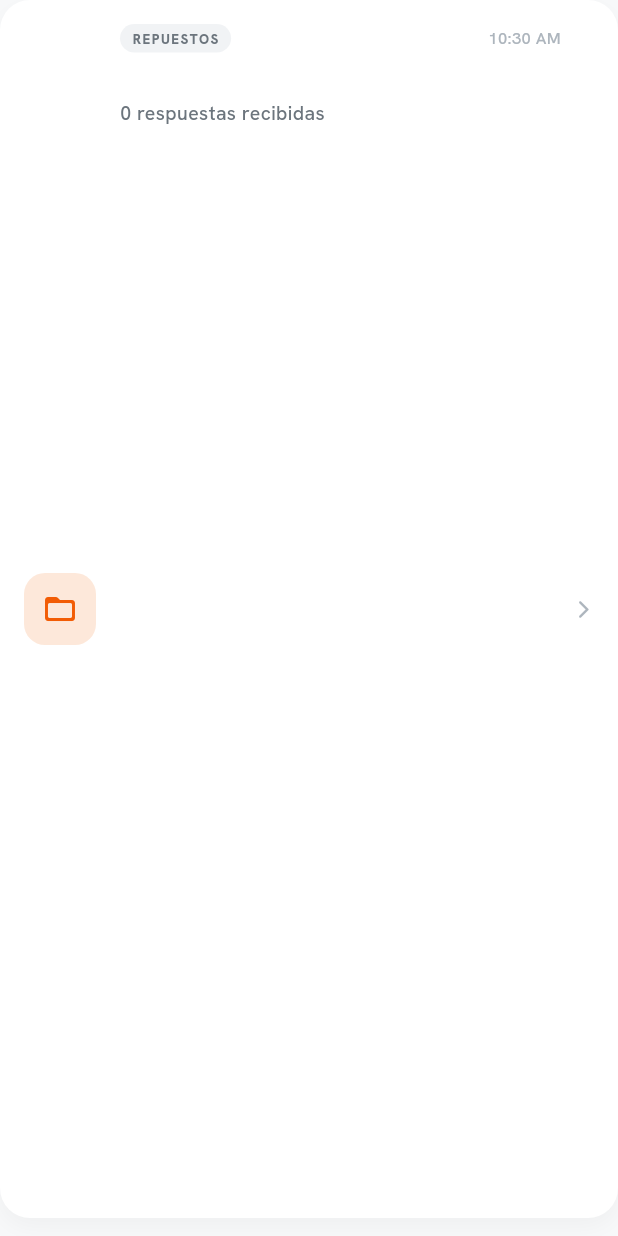
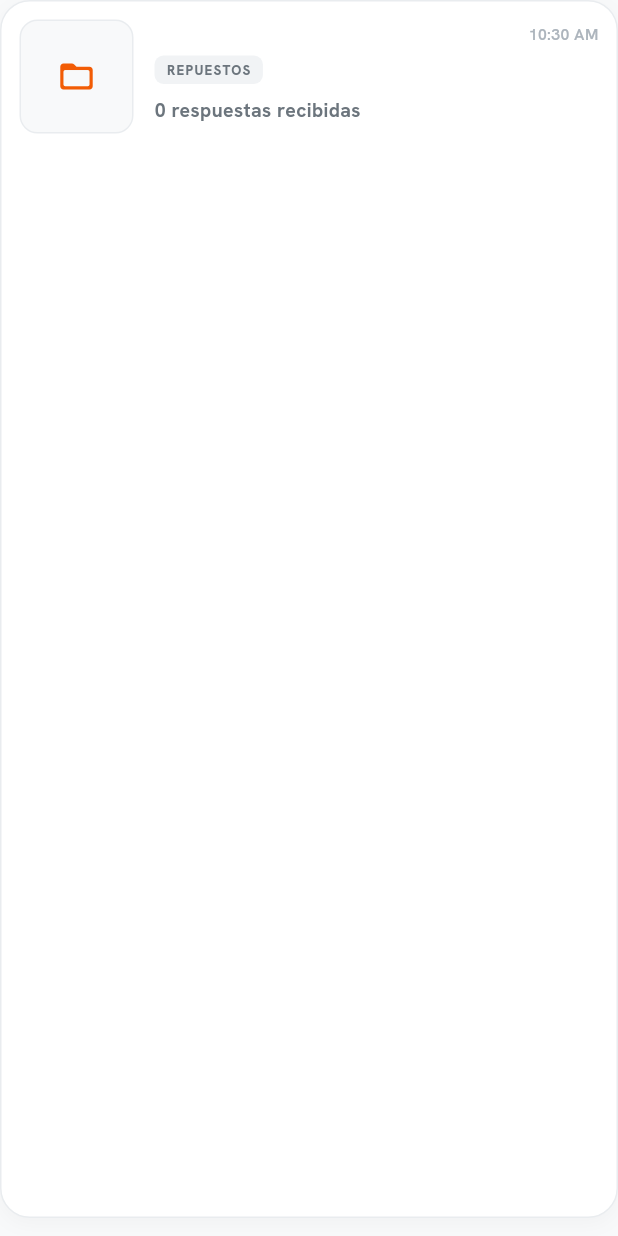
Before and after one commit to GuIAHN/mobile, a Flutter app: the ChatThreadCard widget shown alone on an empty page, opened directly with empty values, on a phone screen of 412 x 824 dp. Run offline on Flutter 3.47's test engine with Material 3 defaults, Android fonts, the light colour scheme and no system bars; our stand-ins replace dartz, dio, equatable, flutter_riverpod, flutter_secure_storage, go_router and 1 more; accounts and stored records are empty; network calls fail.

Commit message:
feat: redesign chat thread card UI and configure CocoaPods for iOS/macOS integration

```diff
--- a/lib/features/chat/presentation/widgets/chat_thread_card.dart
+++ b/lib/features/chat/presentation/widgets/chat_thread_card.dart
@@ -39,122 +39,125 @@ class _ChatThreadCardState extends State<ChatThreadCard> {
         duration: const Duration(milliseconds: 100),
         child: Container(
           margin: const EdgeInsets.only(bottom: 12),
-          padding: const EdgeInsets.all(16),
+          padding: const EdgeInsets.all(12),
           decoration: BoxDecoration(
             color: Colors.white,
             borderRadius: BorderRadius.circular(20),
+            border: Border.all(color: AppColors.border),
             boxShadow: [
               BoxShadow(
-                color: Colors.black.withValues(alpha: 0.04),
-                blurRadius: 14,
-                offset: const Offset(0, 6),
+                color: Colors.black.withValues(alpha: 0.03),
+                blurRadius: 10,
+                offset: const Offset(0, 4),
               ),
             ],
           ),
           child: Row(
+            crossAxisAlignment: CrossAxisAlignment.start,
             children: [
-              // Icon Folder Widget
+              // Left: Square folder visual (matching the eBay style)
               Container(
-                width: 48,
-                height: 48,
+                width: 76,
+                height: 76,
                 decoration: BoxDecoration(
-                  color: AppColors.primaryMuted,
-                  borderRadius: BorderRadius.circular(14),
+                  color: AppColors.grey50,
+                  borderRadius: BorderRadius.circular(12),
+                  border: Border.all(color: AppColors.border),
                 ),
                 child: const Icon(
                   Icons.folder_open_rounded,
                   color: AppColors.primary,
-                  size: 24,
+                  size: 26,
                 ),
               ),
-              const SizedBox(width: 16),
+              const SizedBox(width: 14),
 
-              // Metadata
+              // Right: Content info
               Expanded(
                 child: Column(
                   crossAxisAlignment: CrossAxisAlignment.start,
                   children: [
+                    // Row 1: Title, Unread Dot & Time
                     Row(
                       mainAxisAlignment: MainAxisAlignment.spaceBetween,
+                      crossAxisAlignment: CrossAxisAlignment.center,
                       children: [
-                        Container(
-                          padding: const EdgeInsets.symmetric(horizontal: 8, vertical: 3),
-                          decoration: BoxDecoration(
-                            color: AppColors.grey100,
-                            borderRadius: BorderRadius.circular(99),
-                          ),
+                        Expanded(
                           child: Text(
-                            thread.requestType.label.toUpperCase(),
+                            thread.title,
+                            maxLines: 1,
+                            overflow: TextOverflow.ellipsis,
                             style: GoogleFonts.hankenGrotesk(
-                              fontSize: 9,
+                              fontSize: 14,
                               fontWeight: FontWeight.w800,
-                              color: AppColors.textSecondary,
-                              letterSpacing: 1.0,
+                              color: AppColors.textPrimary,
                             ),
                           ),
                         ),
-                        Text(
-                          timeStr,
-                          style: GoogleFonts.hankenGrotesk(
-                            fontSize: 11,
-                            color: AppColors.textDisabled,
-                            fontWeight: FontWeight.w500,
-                          ),
+                        const SizedBox(width: 8),
+                        Row(
+                          mainAxisSize: MainAxisSize.min,
+                          children: [
+                            if (thread.unreadCount > 0) ...[
+                              Container(
+                                width: 8,
+                                height: 8,
+                                decoration: const BoxDecoration(
+                                  color: AppColors.primary,
+                                  shape: BoxShape.circle,
+                                ),
+                              ),
+                              const SizedBox(width: 6),
+                            ],
+                            Text(
+                              timeStr,
+                              style: GoogleFonts.hankenGrotesk(
+                                fontSize: 10.5,
+                                color: AppColors.textDisabled,
+                                fontWeight: FontWeight.w600,
+                              ),
+                            ),
+                          ],
                         ),
                       ],
                     ),
-                    const SizedBox(height: 6),
-                    Text(
-                      thread.title,
-                      maxLines: 1,
-                      overflow: TextOverflow.ellipsis,
-                      style: GoogleFonts.hankenGrotesk(
-                        fontSize: 15,
-                        fontWeight: FontWeight.w800,
-                        color: AppColors.textPrimary,
+                    const SizedBox(height: 4),
+
+                    // Row 2: Category / Request Type
+                    Container(
+                      padding: const EdgeInsets.symmetric(horizontal: 8, vertical: 3),
+                      decoration: BoxDecoration(
+                        color: AppColors.grey100,
+                        borderRadius: BorderRadius.circular(6),
+                      ),
+                      child: Text(
+                        thread.requestType.label.toUpperCase(),
+                        style: GoogleFonts.hankenGrotesk(
+                          fontSize: 9,
+                          fontWeight: FontWeight.w800,
+                          color: AppColors.textSecondary,
+                          letterSpacing: 0.8,
+                        ),
                       ),
                     ),
-                    const SizedBox(height: 4),
+                    const SizedBox(height: 8),
+
+                    // Row 3: Prominent offer count or client name
                     Text(
                       widget.showClientName && thread.clientName != null
                           ? 'Cliente: ${thread.clientName}'
                           : '${thread.conversationCount} respuestas recibidas',
                       style: GoogleFonts.hankenGrotesk(
                         fontSize: 13,
-                        color: AppColors.textSecondary,
-                        fontWeight: FontWeight.w500,
+                        fontWeight: FontWeight.w700,
+                        color: thread.conversationCount > 0
+                            ? AppColors.success
+                            : AppColors.textSecondary,
                       ),
                     ),
                   ],
                 ),
               ),
-              const SizedBox(width: 8),
-
-              // Unread Badges or Arrow indicator
-              if (thread.unreadCount > 0)
-                Container(
-                  width: 20,
-                  height: 20,
-                  alignment: Alignment.center,
-                  decoration: const BoxDecoration(
-                    color: AppColors.primary,
-                    shape: BoxShape.circle,
-                  ),
-                  child: Text(
-                    '${thread.unreadCount}',
-                    style: GoogleFonts.hankenGrotesk(
-                      color: Colors.white,
-                      fontSize: 10,
-                      fontWeight: FontWeight.w800,
-                    ),
-                  ),
-                )
-              else
-                const Icon(
-                  Icons.arrow_forward_ios_rounded,
-                  size: 14,
-                  color: AppColors.textDisabled,
-                ),
             ],
           ),
         ),
```
Also changed, not shown: lib/features/chat/presentation/widgets/chat_conversation_card.dart (+76 -72 lines).
